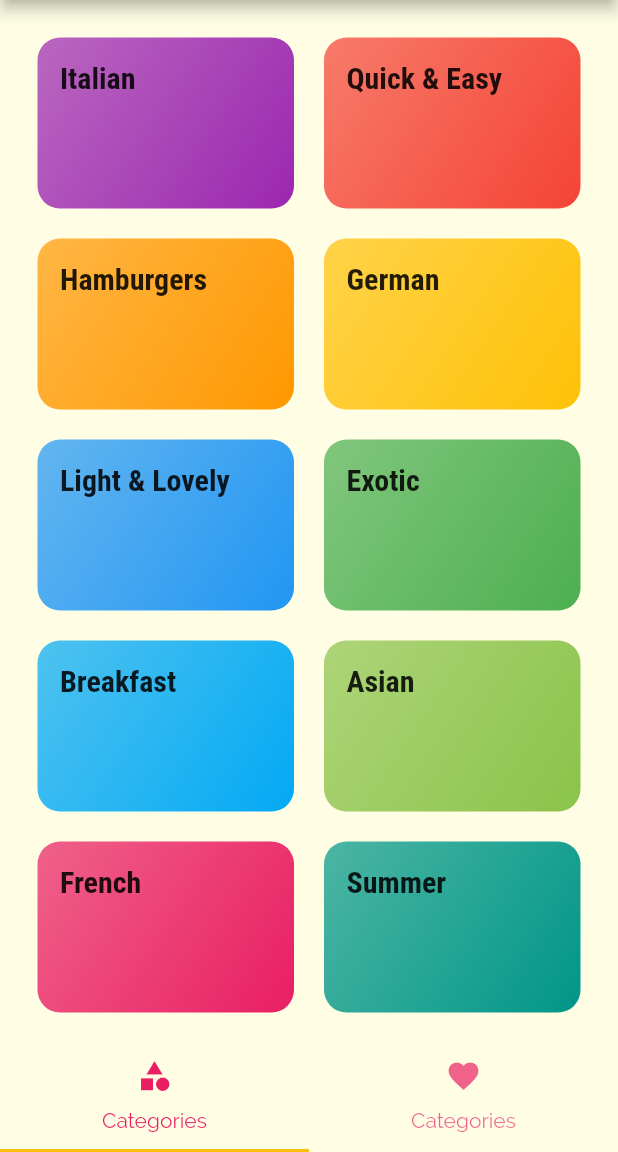
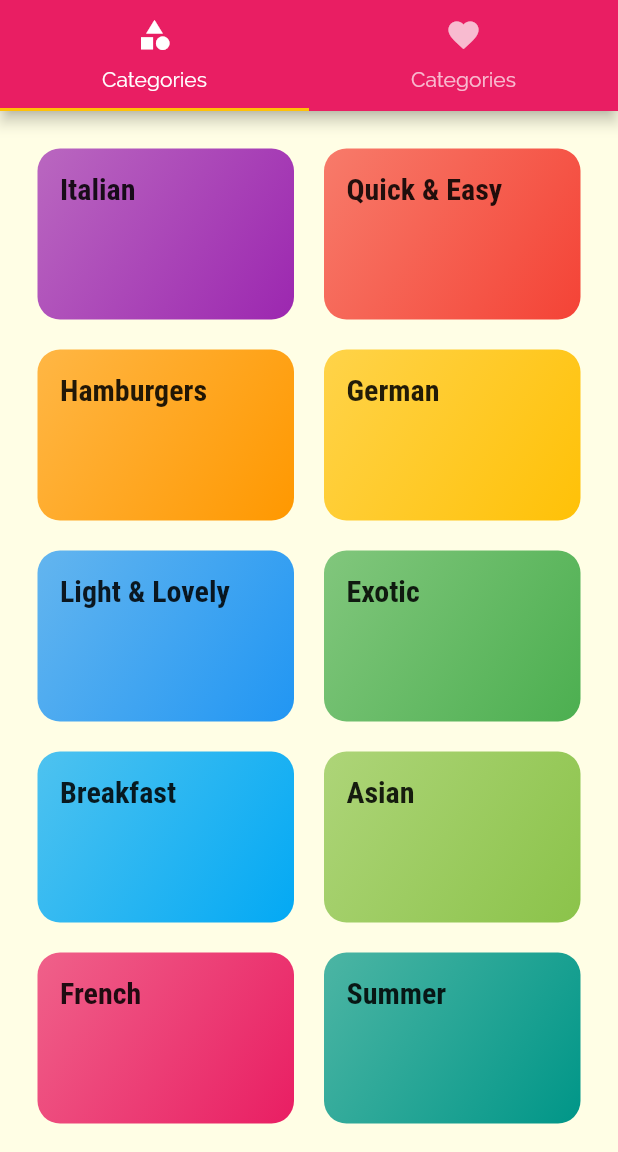
Before and after one commit to eliassparagis/flutter, a Flutter app: the screen it shows after launch, on a phone screen of 412 x 824 dp, the part 84-1236 px from its top. Run offline on Flutter 3.47's test engine with Material 2 defaults, Android fonts, the phone set to English and light mode, and no system bars.

Commit message:
display on top of screen fix

```diff
--- a/lib/screens/tabs_screen.dart
+++ b/lib/screens/tabs_screen.dart
@@ -13,17 +13,14 @@ class TabsScreen extends StatefulWidget {
 class _TabsScreenState extends State<TabsScreen> {
   @override
   Widget build(BuildContext context) {
-    // DefaultTabController creates tabs on top for Android and on bottom for iOS
     return DefaultTabController(
       length: 2,
       // initialIndex: 0, // is the default configure if different index is needed
       child: Scaffold(
         appBar: AppBar(
           title: const Text('Meals'),
-        ),
-        bottomNavigationBar: TabBar(
-          labelColor: Theme.of(context).primaryColor,
-          tabs: const [
+          bottom: const TabBar(
+              tabs: [
               Tab(
                 icon: Icon(Icons.category),
                 text: 'Categories',
@@ -33,6 +30,7 @@ class _TabsScreenState extends State<TabsScreen> {
                 text: 'Categories',
               ),
           ],
+        )
         ),
         body: TabBarView(children: [
           CategoriesScreen(),
```
Lines whose indentation alone changed are shown as unchanged.
